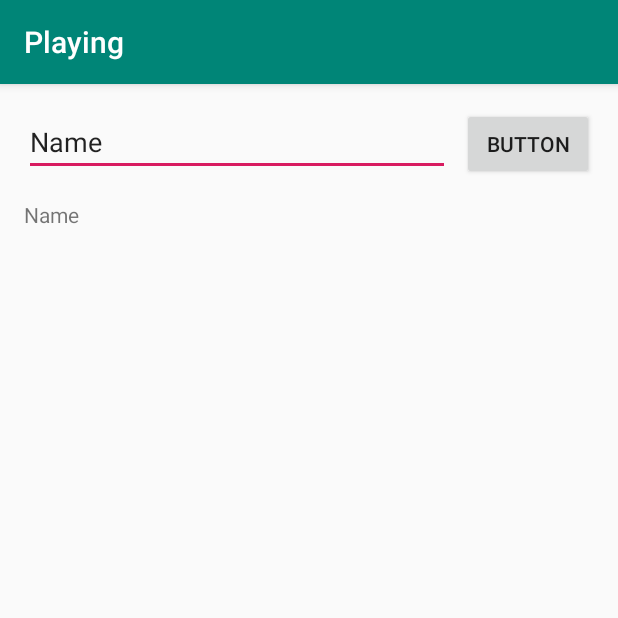
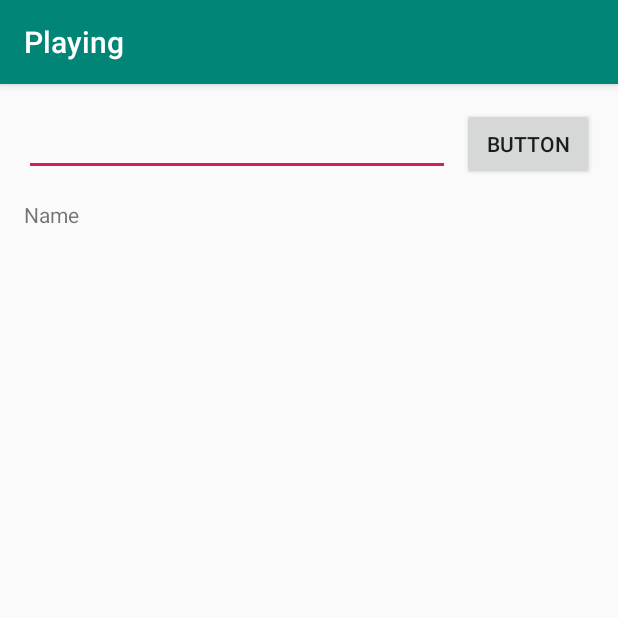
Before and after one commit to poncerapha/AndroidMasterClass, an Android app: the screen it shows after launch (MainActivity), after a tap on "BUTTON", on a phone screen of 412 x 824 dp, the top half of it. Run offline under Robolectric (Android 15) with nearby library versions, the phone set to English and light mode, and no system bars.

Commit message:
Salvando o estado dos textos

```diff
--- a/ButtonCounter/app/src/main/java/com/example/playing/MainActivity.kt
+++ b/ButtonCounter/app/src/main/java/com/example/playing/MainActivity.kt
@@ -3,32 +3,46 @@ package com.example.playing
 import androidx.appcompat.app.AppCompatActivity
 import android.os.Bundle
 import android.text.method.ScrollingMovementMethod
+import android.util.Log
 import android.widget.Button
 import android.widget.EditText
 import android.widget.TextView
 import android.widget.Toast
+import kotlinx.android.synthetic.main.activity_main.*
+
+private const val TAG = "MainActivity"
+private const val TEXT_CONTENTS = "TextContent"
 
 class MainActivity : AppCompatActivity() {
 
-    private var userInput: EditText? = null
-    private var button: Button? = null
     private var textView: TextView? = null
-    private var numTimesClicked = 0
 
     override fun onCreate(savedInstanceState: Bundle?) {
+        Log.d(TAG, "onCreate: Called")
         super.onCreate(savedInstanceState)
         setContentView(R.layout.activity_main)
 
-        userInput = findViewById(R.id.editText)
-        button = findViewById(R.id.button)
+        val userInput: EditText = findViewById(R.id.editText)
+        val button: Button = findViewById(R.id.button)
         textView = findViewById(R.id.textView)
         textView?.text = ""
         textView?.movementMethod = ScrollingMovementMethod()
 
-        button?.setOnClickListener {
-            textView?.append(userInput?.text)
-            textView?.append("\n")
+        button.setOnClickListener {
+            Log.d(TAG, "onCLick: Called")
+            textView?.text = userInput.text
+            userInput.text.clear()
         }
+    }
 
+    override fun onRestoreInstanceState(savedInstanceState: Bundle) {
+        super.onRestoreInstanceState(savedInstanceState)
+        textView?.text = savedInstanceState.getString(TEXT_CONTENTS, "")
+    }
+
+    override fun onSaveInstanceState(outState: Bundle) {
+        super.onSaveInstanceState(outState)
+
+        outState.putString(TEXT_CONTENTS, textView?.text.toString())
     }
 }
```
